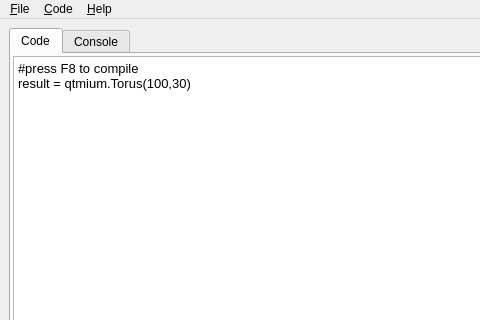
Before: the Qt Designer form src/ui/mainwindow.ui in hmeyer/qtmium, drawn with Qt 5; both pictures show x 0 to 480 and y 0 to 320 of the 599 by 490 pixel window.
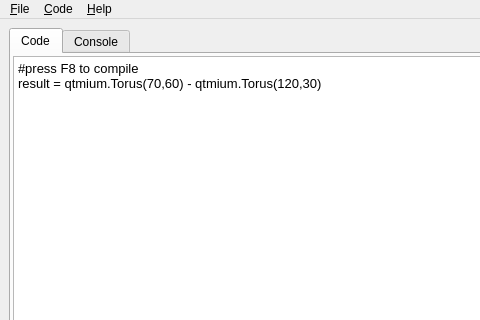
After: the same form once the commit is applied.

Commit message: created first csg example

What changed in the file:
```diff
--- a/src/ui/mainwindow.ui
+++ b/src/ui/mainwindow.ui
@@ -43,7 +43,7 @@
 p, li { white-space: pre-wrap; }
 &lt;/style&gt;&lt;/head&gt;&lt;body style=&quot; font-family:'Droid Sans'; font-size:10pt; font-weight:400; font-style:normal;&quot;&gt;
 &lt;p style=&quot; margin-top:0px; margin-bottom:0px; margin-left:0px; margin-right:0px; -qt-block-indent:0; text-indent:0px;&quot;&gt;#press F8 to compile&lt;/p&gt;
-&lt;p style=&quot; margin-top:0px; margin-bottom:0px; margin-left:0px; margin-right:0px; -qt-block-indent:0; text-indent:0px;&quot;&gt;result = qtmium.Torus(100,30)&lt;/p&gt;&lt;/body&gt;&lt;/html&gt;</string>
+&lt;p style=&quot; margin-top:0px; margin-bottom:0px; margin-left:0px; margin-right:0px; -qt-block-indent:0; text-indent:0px;&quot;&gt;result = qtmium.Torus(70,60) - qtmium.Torus(120,30)&lt;/p&gt;&lt;/body&gt;&lt;/html&gt;</string>
            </property>
           </widget>
          </item>
```
